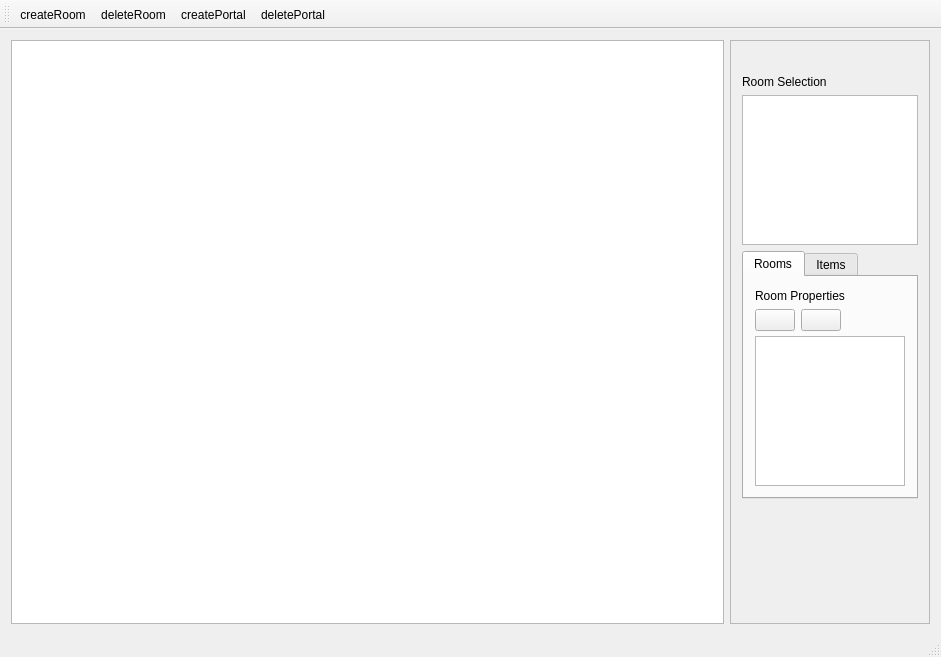
Before: the Qt Designer form editor.ui in pureooze/tle, drawn with Qt 5.
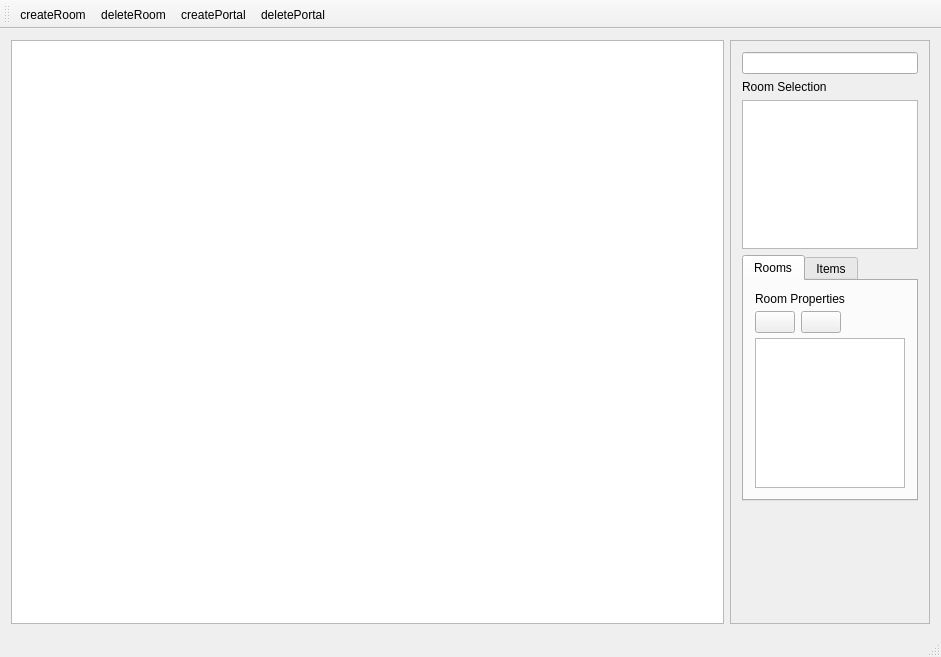
After: the same form once the commit is applied. Icons and pictures are not drawn.

```diff
--- a/editor.ui
+++ b/editor.ui
@@ -54,16 +54,7 @@
          </property>
          <layout class="QVBoxLayout" name="verticalLayout_4">
           <item>
-           <widget class="QLabel" name="label">
-            <property name="font">
-             <font>
-              <pointsize>11</pointsize>
-             </font>
-            </property>
-            <property name="text">
-             <string/>
-            </property>
-           </widget>
+           <widget class="QLineEdit" name="lineEdit"/>
           </item>
           <item>
            <layout class="QVBoxLayout" name="verticalLayout">
```
